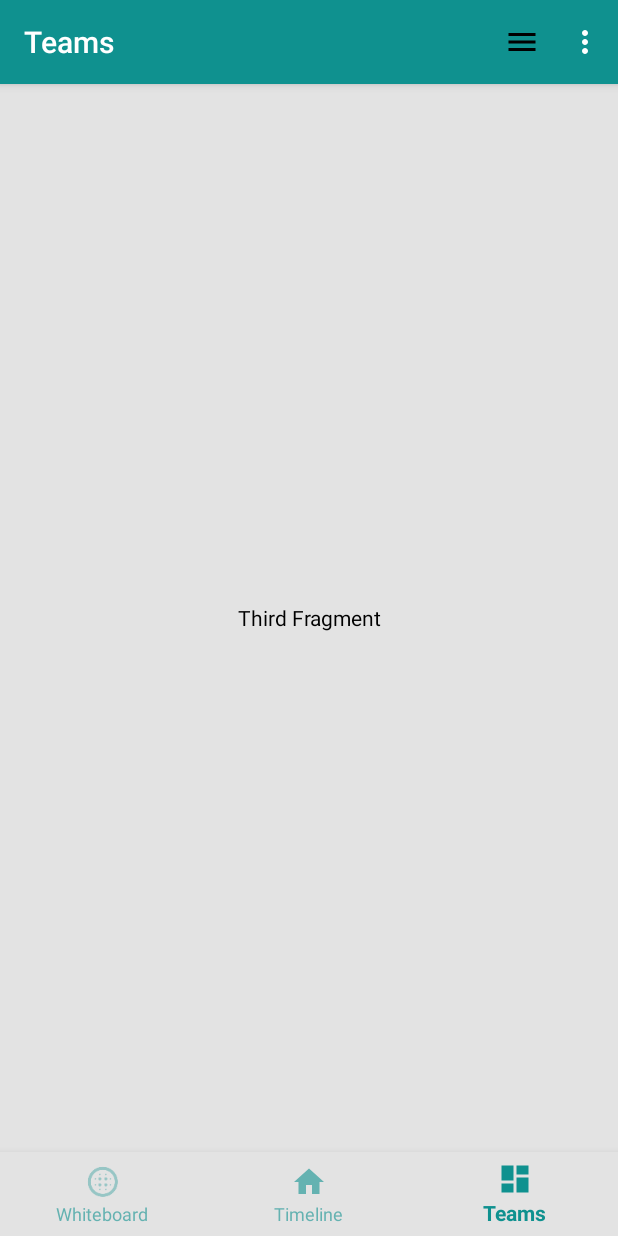
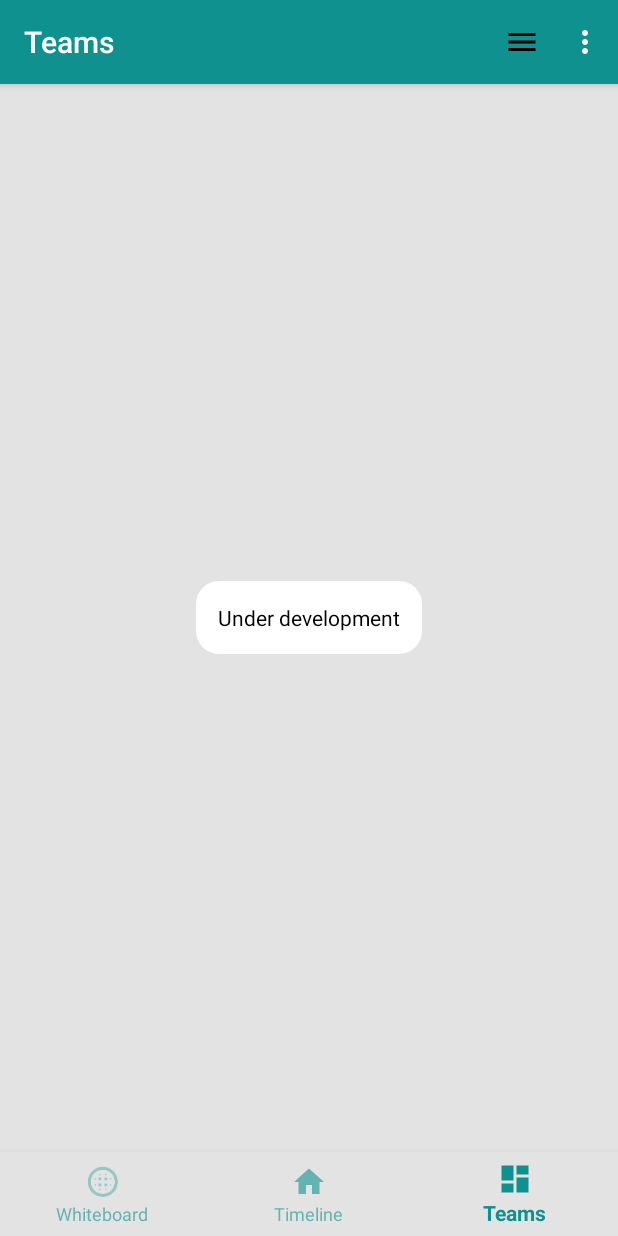
Before and after one commit to Lammasvauva/Deadline, an Android app: the screen it shows after launch (MainMenuNavigation), item 3 of the bottom bar chosen, on a phone screen of 412 x 824 dp. Run offline under Robolectric (Android 15) with nearby library versions, the phone set to English and light mode, and no system bars; libraries missing offline, so code that uses them is left out: com.github.sundeepk.compactcalendarview.

Commit message:
Commit for laptop

```diff
--- a/app/src/main/java/layout/FirstFragment.java
+++ b/app/src/main/java/layout/FirstFragment.java
@@ -5,6 +5,7 @@ import android.content.Context;
 import android.content.DialogInterface;
 import android.content.Intent;
 import android.content.SharedPreferences;
+import android.graphics.Color;
 import android.net.Uri;
 import android.os.Bundle;
 import android.os.Parcelable;
@@ -208,6 +209,7 @@ public class FirstFragment extends Fragment {
         a.setHeight(150);
         a.setGravity(Gravity.CENTER);
         a.setBackgroundResource(R.drawable.rounded_corner);
+        a.setTextColor(Color.BLACK);
 
 
         SharedPreferences sharedPreferences = PreferenceManager.getDefaultSharedPreferences(getActivity());
@@ -237,6 +239,7 @@ public class FirstFragment extends Fragment {
         a.setText(text);
         a.setHeight(150);
         a.setGravity(Gravity.CENTER);
+        a.setTextColor(Color.BLACK);
         a.setBackgroundResource(R.drawable.rounded_corner);
         myLayout.addView(a);
     }
--- a/app/src/main/java/layout/SecondFragment.java
+++ b/app/src/main/java/layout/SecondFragment.java
@@ -66,6 +66,8 @@ public class SecondFragment extends Fragment {
     public List<Integer> eventSizes = new ArrayList<Integer>();
 
     public List<Integer> Sundays = new ArrayList<Integer>();
+
+
 
 
 
@@ -195,7 +197,6 @@ public class SecondFragment extends Fragment {
             if (Sundays.contains(i))
             {
                 textv.setBackgroundResource(R.drawable.date_timeline_sunday);
-
             }
             else
             {textv.setBackgroundResource(R.drawable.date_timeline);}
@@ -377,6 +378,7 @@ public class SecondFragment extends Fragment {
         textv.setHeight(100);
         textv.setGravity(Gravity.CENTER);
         textv.setBackgroundResource(R.drawable.timeline_note);
+        textv.setTextColor(Color.BLACK);
 
         relativeLayout.addView(textv, params2);
 
@@ -404,13 +406,7 @@ public class SecondFragment extends Fragment {
         relativeLayout.addView(textvSunday, params);
         */
         final Calendar c = Calendar.getInstance();
-        int yy = c.get(Calendar.YEAR);
-        int mm = c.get(Calendar.MONTH);
-        int dd = c.get(Calendar.DAY_OF_MONTH);
         final int daysInMonth = c.getActualMaximum(Calendar.DAY_OF_MONTH);
-        int prevTextViewId = 0;
-        int sizePicker = 0;
-
 
         for (int i = 0; i <daysInMonth; i++   )
         {
@@ -419,10 +415,13 @@ public class SecondFragment extends Fragment {
                 final TextView textvSunday = new TextView(view.getContext());
                 final RelativeLayout.LayoutParams paramsSunday = new RelativeLayout.LayoutParams(ViewGroup.LayoutParams.WRAP_CONTENT, ViewGroup.LayoutParams.WRAP_CONTENT);
                 paramsSunday.addRule(RelativeLayout.BELOW, i);
-                paramsSunday.addRule(RelativeLayout.ALIGN_START, i);
+                paramsSunday.addRule(RelativeLayout.ALIGN_END, i+1);
+
+                textvSunday.setBackgroundResource(R.drawable.date_timeline_sunday);
 
                 textvSunday.setLayoutParams(paramsSunday);
-                textvSunday.setHeight(800);
+                int size = 0;
+                textvSunday.setHeight(3000);
                 relativeLayout.addView(textvSunday, paramsSunday);
             }
         }
--- a/app/src/main/java/layout/ThirdFragment.java
+++ b/app/src/main/java/layout/ThirdFragment.java
@@ -9,6 +9,7 @@ import android.support.v7.app.AppCompatActivity;
 import android.view.LayoutInflater;
 import android.view.View;
 import android.view.ViewGroup;
+import android.widget.TextView;
 
 import d4.deadline.R;
 
@@ -44,7 +45,6 @@ public class ThirdFragment extends Fragment {
 
 
 
-
         return inflater.inflate(R.layout.fragment_third, container, false);
     }
 
--- a/app/src/main/res/drawable/rounded_corner.xml
+++ b/app/src/main/res/drawable/rounded_corner.xml
@@ -2,14 +2,20 @@
 <shape xmlns:android="http://schemas.android.com/apk/res/android" >
     <stroke
         android:width="1dp"
+
         android:color="@color/common_border_color" />
 
     <solid android:color="#ffffff" />
 
     <padding
         android:left="1dp"
+
         android:right="1dp"
         android:top="1dp" />
+    <TextView
+        android:textColor="#000000"
+        ></TextView>
+
 
     <corners android:radius="15dp" />
 </shape>
--- a/app/src/main/res/layout/fragment_second.xml
+++ b/app/src/main/res/layout/fragment_second.xml
@@ -22,14 +22,19 @@
 
     <HorizontalScrollView
         android:layout_width="match_parent"
-        android:layout_height="match_parent"
+        android:layout_height="413dp"
         android:scrollbars="none">
 
         <RelativeLayout
             android:id="@+id/RelativeLayout"
-            android:layout_width="wrap_content"
+            android:layout_width="match_parent"
             android:layout_height="match_parent">
 
+            <TextView
+                android:id="@+id/textView5"
+                android:layout_width="match_parent"
+                android:layout_height="wrap_content"
+                android:text="TextView" />
         </RelativeLayout>
 
     </HorizontalScrollView>
--- a/app/src/main/res/layout/fragment_third.xml
+++ b/app/src/main/res/layout/fragment_third.xml
@@ -6,22 +6,23 @@
 
     <!-- TODO: Update blank fragment layout -->
 
-    <HorizontalScrollView
-        android:layout_width="match_parent"
-        android:layout_height="match_parent">
-
-        <RelativeLayout
-            android:layout_width="wrap_content"
-            android:layout_height="match_parent">
-
-        </RelativeLayout>
-    </HorizontalScrollView>
-
-    <TextView
+    <RelativeLayout
         android:layout_width="match_parent"
         android:layout_height="match_parent"
-        android:gravity="center"
-        android:text="Third Fragment"
-        android:textColor="#000000" />
+        android:gravity="center">
+
+        <TextView
+
+            android:id="@+id/Development"
+            android:layout_width="wrap_content"
+            android:layout_height="wrap_content"
+            android:background="@drawable/rounded_corner"
+            android:paddingLeft="10dp"
+            android:paddingRight="10dp"
+            android:padding="15dp"
+
+            android:text="Under development"
+            android:textColor="#000000" />
+    </RelativeLayout>
 
 </FrameLayout>
```
